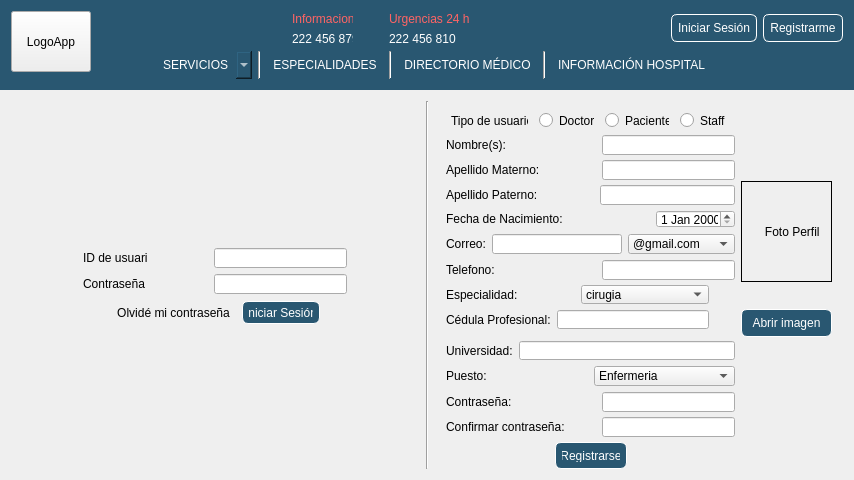
First picture: the form in mainwindow.ui, repository Laloses/Hospital, before the edit.
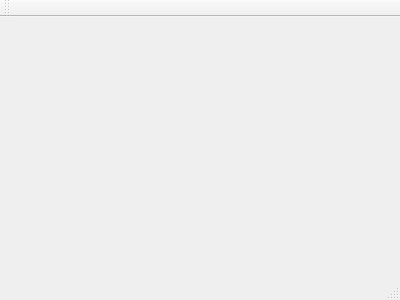
Second picture: the form after the edit.

Commit message:
Revert "Merge pull request #1 from Laloses/Login-Registro"
This reverts commit 25f5d3c688f4f901f7fa0f3617b9744fe9f8218e, reversing
changes made to 943c69399deefedc7adaba61133cd59f7b62ee79.

The edit to the form file:
```diff
--- a/mainwindow.ui
+++ b/mainwindow.ui
@@ -1,1295 +1,25 @@
 <?xml version="1.0" encoding="UTF-8"?>
 <ui version="4.0">
  <class>MainWindow</class>
- <widget class="QMainWindow" name="MainWindow">
-  <property name="geometry">
+ <widget class="QMainWindow" name="MainWindow" >
+  <property name="geometry" >
    <rect>
     <x>0</x>
     <y>0</y>
-    <width>854</width>
-    <height>480</height>
+    <width>400</width>
+    <height>300</height>
    </rect>
   </property>
-  <property name="minimumSize">
-   <size>
-    <width>256</width>
-    <height>144</height>
-   </size>
-  </property>
-  <property name="windowTitle">
+  <property name="windowTitle" >
    <string>MainWindow</string>
   </property>
-  <property name="styleSheet">
-   <string notr="true">#widget_menuP{
-	background-color: rgb(41, 87, 113);
-}
-</string>
-  </property>
-  <widget class="QWidget" name="centralWidget">
-   <layout class="QGridLayout" name="gridLayout">
-    <property name="leftMargin">
-     <number>0</number>
-    </property>
-    <property name="topMargin">
-     <number>0</number>
-    </property>
-    <property name="rightMargin">
-     <number>0</number>
-    </property>
-    <property name="bottomMargin">
-     <number>0</number>
-    </property>
-    <property name="spacing">
-     <number>0</number>
-    </property>
-    <item row="0" column="0">
-     <widget class="QWidget" name="widget_menuP" native="true">
-      <property name="enabled">
-       <bool>true</bool>
-      </property>
-      <property name="minimumSize">
-       <size>
-        <width>854</width>
-        <height>90</height>
-       </size>
-      </property>
-      <property name="maximumSize">
-       <size>
-        <width>16777215</width>
-        <height>90</height>
-       </size>
-      </property>
-      <property name="styleSheet">
-       <string notr="true">#label_informacion, #label_urgencias{
-	color: rgb(255, 100, 100);
-}
-#label_telefono1, #label_telefono2{
-	color: rgb(255, 255, 255);
-}
-#pushButton_login, #pushButton_registro{
-	background-color: rgb(41, 87, 113);
-	border-radius:6px;
-	border:1px solid #fff;
-	color:#fff;
-	padding:6px;
-	text-decoration:none;
-}
-#pushButton_login:hover, #pushButton_registro:hover{
-	background: rgb(111, 157, 183);
-	color: rgb(0, 0, 0);
-}
-#pushButton_login:focus, #pushButton_registro:focus{
-	background: rgb(51, 97, 123);
-	color: rgb(255, 255, 255);
-}
-QComboBox, #pushButton_especialidades, #pushButton__dirMedico, #pushButton_infoHospital{
-	background-color: rgb(41, 87, 113);
-	border-radius:6px;
-	color:#fff;
-	padding:6px;
-	text-decoration:none;
-}
-QComboBox:hover, #pushButton_especialidades:hover, #pushButton__dirMedico:hover, #pushButton_infoHospital:hover{
-	color: rgb(111, 157, 183);
-}</string>
-      </property>
-      <layout class="QGridLayout" name="gridLayout_2">
-       <item row="0" column="0" colspan="9">
-        <layout class="QHBoxLayout" name="horizontalLayout">
-         <item>
-          <widget class="QPushButton" name="pushButton_logo">
-           <property name="minimumSize">
-            <size>
-             <width>61</width>
-             <height>61</height>
-            </size>
-           </property>
-           <property name="text">
-            <string>LogoApp</string>
-           </property>
-          </widget>
-         </item>
-         <item>
-          <spacer name="horizontalSpacer">
-           <property name="orientation">
-            <enum>Qt::Horizontal</enum>
-           </property>
-           <property name="sizeHint" stdset="0">
-            <size>
-             <width>40</width>
-             <height>20</height>
-            </size>
-           </property>
-          </spacer>
-         </item>
-         <item>
-          <layout class="QVBoxLayout" name="verticalLayout">
-           <item>
-            <widget class="QLabel" name="label_informacion">
-             <property name="minimumSize">
-              <size>
-               <width>61</width>
-               <height>16</height>
-              </size>
-             </property>
-             <property name="maximumSize">
-              <size>
-               <width>61</width>
-               <height>16</height>
-              </size>
-             </property>
-             <property name="text">
-              <string>Informacion</string>
-             </property>
-            </widget>
-           </item>
-           <item>
-            <widget class="QLabel" name="label_telefono1">
-             <property name="minimumSize">
-              <size>
-               <width>61</width>
-               <height>16</height>
-              </size>
-             </property>
-             <property name="maximumSize">
-              <size>
-               <width>61</width>
-               <height>16</height>
-              </size>
-             </property>
-             <property name="text">
-              <string>222 456 879</string>
-             </property>
-            </widget>
-           </item>
-           <item>
-            <spacer name="verticalSpacer">
-             <property name="orientation">
-              <enum>Qt::Vertical</enum>
-             </property>
-             <property name="sizeHint" stdset="0">
-              <size>
-               <width>20</width>
-               <height>18</height>
-              </size>
-             </property>
-            </spacer>
-           </item>
-          </layout>
-         </item>
-         <item>
-          <spacer name="horizontalSpacer_5">
-           <property name="orientation">
-            <enum>Qt::Horizontal</enum>
-           </property>
-           <property name="sizeType">
-            <enum>QSizePolicy::Fixed</enum>
-           </property>
-           <property name="sizeHint" stdset="0">
-            <size>
-             <width>30</width>
-             <height>20</height>
-            </size>
-           </property>
-          </spacer>
-         </item>
-         <item>
-          <layout class="QVBoxLayout" name="verticalLayout_2">
-           <item>
-            <widget class="QLabel" name="label_urgencias">
-             <property name="minimumSize">
-              <size>
-               <width>81</width>
-               <height>16</height>
-              </size>
-             </property>
-             <property name="maximumSize">
-              <size>
-               <width>81</width>
-               <height>16</height>
-              </size>
-             </property>
-             <property name="text">
-              <string>Urgencias 24 hrs</string>
-             </property>
-            </widget>
-           </item>
-           <item>
-            <widget class="QLabel" name="label_telefono2">
-             <property name="minimumSize">
-              <size>
-               <width>61</width>
-               <height>16</height>
-              </size>
-             </property>
-             <property name="maximumSize">
-              <size>
-               <width>81</width>
-               <height>16</height>
-              </size>
-             </property>
-             <property name="text">
-              <string>222 456 810</string>
-             </property>
-            </widget>
-           </item>
-           <item>
-            <spacer name="verticalSpacer_2">
-             <property name="orientation">
-              <enum>Qt::Vertical</enum>
-             </property>
-             <property name="sizeHint" stdset="0">
-              <size>
-               <width>20</width>
-               <height>18</height>
-              </size>
-             </property>
-            </spacer>
-           </item>
-          </layout>
-         </item>
-         <item>
-          <spacer name="horizontalSpacer_2">
-           <property name="orientation">
-            <enum>Qt::Horizontal</enum>
-           </property>
-           <property name="sizeHint" stdset="0">
-            <size>
-             <width>40</width>
-             <height>20</height>
-            </size>
-           </property>
-          </spacer>
-         </item>
-         <item>
-          <widget class="QPushButton" name="pushButton_login">
-           <property name="text">
-            <string>Iniciar Sesión</string>
-           </property>
-          </widget>
-         </item>
-         <item>
-          <widget class="QPushButton" name="pushButton_registro">
-           <property name="text">
-            <string>Registrarme</string>
-           </property>
-          </widget>
-         </item>
-        </layout>
-       </item>
-       <item row="1" column="8">
-        <spacer name="horizontalSpacer_3">
-         <property name="orientation">
-          <enum>Qt::Horizontal</enum>
-         </property>
-         <property name="sizeHint" stdset="0">
-          <size>
-           <width>598</width>
-           <height>20</height>
-          </size>
-         </property>
-        </spacer>
-       </item>
-       <item row="1" column="7">
-        <widget class="QPushButton" name="pushButton_infoHospital">
-         <property name="text">
-          <string>INFORMACIÓN HOSPITAL</string>
-         </property>
-        </widget>
-       </item>
-       <item row="1" column="4">
-        <widget class="Line" name="line_2">
-         <property name="orientation">
-          <enum>Qt::Vertical</enum>
-         </property>
-        </widget>
-       </item>
-       <item row="1" column="0">
-        <spacer name="horizontalSpacer_4">
-         <property name="orientation">
-          <enum>Qt::Horizontal</enum>
-         </property>
-         <property name="sizeType">
-          <enum>QSizePolicy::Fixed</enum>
-         </property>
-         <property name="sizeHint" stdset="0">
-          <size>
-           <width>140</width>
-           <height>20</height>
-          </size>
-         </property>
-        </spacer>
-       </item>
-       <item row="1" column="5">
-        <widget class="QPushButton" name="pushButton__dirMedico">
-         <property name="text">
-          <string>DIRECTORIO MÉDICO</string>
-         </property>
-        </widget>
-       </item>
-       <item row="1" column="2">
-        <widget class="Line" name="line">
-         <property name="orientation">
-          <enum>Qt::Vertical</enum>
-         </property>
-        </widget>
-       </item>
-       <item row="1" column="1">
-        <widget class="QComboBox" name="comboBox_servicios">
-         <property name="focusPolicy">
-          <enum>Qt::WheelFocus</enum>
-         </property>
-         <property name="autoFillBackground">
-          <bool>false</bool>
-         </property>
-         <property name="styleSheet">
-          <string notr="true">QListView::item:selected {
-      border: 1px solid #6a6ea9;
-  }</string>
-         </property>
-         <item>
-          <property name="text">
-           <string>SERVICIOS</string>
-          </property>
-         </item>
-         <item>
-          <property name="text">
-           <string>New Item</string>
-          </property>
-         </item>
-         <item>
-          <property name="text">
-           <string>New Item</string>
-          </property>
-         </item>
-        </widget>
-       </item>
-       <item row="1" column="3">
-        <widget class="QPushButton" name="pushButton_especialidades">
-         <property name="text">
-          <string>ESPECIALIDADES</string>
-         </property>
-        </widget>
-       </item>
-       <item row="1" column="6">
-        <widget class="Line" name="line_3">
-         <property name="orientation">
-          <enum>Qt::Vertical</enum>
-         </property>
-        </widget>
-       </item>
-      </layout>
-     </widget>
-    </item>
-    <item row="1" column="0">
-     <widget class="QStackedWidget" name="stackedWidget_principal">
-      <property name="styleSheet">
-       <string notr="true"/>
-      </property>
-      <property name="currentIndex">
-       <number>1</number>
-      </property>
-      <widget class="QWidget" name="page_home">
-       <property name="styleSheet">
-        <string notr="true">#tabWidget_menuP{
-	background-color: rgb(137, 230, 255);
-}</string>
-       </property>
-       <layout class="QGridLayout" name="gridLayout_3">
-        <property name="leftMargin">
-         <number>0</number>
-        </property>
-        <property name="topMargin">
-         <number>0</number>
-        </property>
-        <property name="rightMargin">
-         <number>0</number>
-        </property>
-        <property name="bottomMargin">
-         <number>0</number>
-        </property>
-        <property name="spacing">
-         <number>0</number>
-        </property>
-       </layout>
-      </widget>
-      <widget class="QWidget" name="page_login">
-       <property name="styleSheet">
-        <string notr="true"/>
-       </property>
-       <layout class="QGridLayout" name="gridLayout_6">
-        <item row="0" column="0">
-         <widget class="QWidget" name="widget_zonaLogin" native="true">
-          <property name="minimumSize">
-           <size>
-            <width>401</width>
-            <height>371</height>
-           </size>
-          </property>
-          <property name="styleSheet">
-           <string notr="true">#pushButton_iniciarSesion{
-	background-color: rgb(41, 87, 113);
-	border-radius:6px;
-	border:1px solid #fff;
-	color:#fff;
-	padding:6px;
-	text-decoration:none;
-}
-#pushButton_iniciarSesion:hover{
-	background: rgb(111, 157, 183);
-	color: rgb(0, 0, 0);
-}
-#pushButton_iniciarSesion:focus{
-	background: rgb(51, 97, 123);
-	color: rgb(255, 255, 255);
-}
-#pushButton_forgotPass{
-	border-radius:6px;
-	padding:6px;
-	text-decoration:none;
-}
-#pushButton_forgotPass:hover{
-	color: rgb(111, 157, 183);
-}</string>
-          </property>
-          <layout class="QGridLayout" name="gridLayout_4">
-           <item row="0" column="0">
-            <spacer name="verticalSpacer_3">
-             <property name="orientation">
-              <enum>Qt::Vertical</enum>
-             </property>
-             <property name="sizeHint" stdset="0">
-              <size>
-               <width>20</width>
-               <height>127</height>
-              </size>
-             </property>
-            </spacer>
-           </item>
-           <item row="1" column="0">
-            <layout class="QHBoxLayout" name="horizontalLayout_2">
-             <item>
-              <widget class="QLabel" name="label_idUsuario">
-               <property name="maximumSize">
-                <size>
-                 <width>64</width>
-                 <height>20</height>
-                </size>
-               </property>
-               <property name="text">
-                <string>ID de usuario</string>
-               </property>
-              </widget>
-             </item>
-             <item>
-              <widget class="QLineEdit" name="lineEdit_idUsuario">
-               <property name="maximumSize">
-                <size>
-                 <width>133</width>
-                 <height>20</height>
-                </size>
-               </property>
-              </widget>
-             </item>
-            </layout>
-           </item>
-           <item row="2" column="0">
-            <layout class="QHBoxLayout" name="horizontalLayout_3">
-             <item>
-              <widget class="QLabel" name="label_password">
-               <property name="maximumSize">
-                <size>
-                 <width>64</width>
-                 <height>20</height>
-                </size>
-               </property>
-               <property name="text">
-                <string>Contraseña</string>
-               </property>
-              </widget>
-             </item>
-             <item>
-              <widget class="QLineEdit" name="lineEdit_passwordLogin">
-               <property name="maximumSize">
-                <size>
-                 <width>133</width>
-                 <height>20</height>
-                </size>
-               </property>
-              </widget>
-             </item>
-            </layout>
-           </item>
-           <item row="3" column="0">
-            <layout class="QHBoxLayout" name="horizontalLayout_4">
-             <item>
-              <spacer name="horizontalSpacer_6">
-               <property name="orientation">
-                <enum>Qt::Horizontal</enum>
-               </property>
-               <property name="sizeHint" stdset="0">
-                <size>
-                 <width>40</width>
-                 <height>20</height>
-                </size>
-               </property>
-              </spacer>
-             </item>
-             <item>
-              <widget class="QPushButton" name="pushButton_forgotPass">
-               <property name="text">
-                <string>Olvidé mi contraseña</string>
-               </property>
-              </widget>
-             </item>
-             <item>
-              <widget class="QPushButton" name="pushButton_iniciarSesion">
-               <property name="minimumSize">
-                <size>
-                 <width>78</width>
-                 <height>23</height>
-                </size>
-               </property>
-               <property name="maximumSize">
-                <size>
-                 <width>78</width>
-                 <height>23</height>
-                </size>
-               </property>
-               <property name="text">
-                <string>Iniciar Sesión</string>
-               </property>
-              </widget>
-             </item>
-             <item>
-              <spacer name="horizontalSpacer_7">
-               <property name="orientation">
-                <enum>Qt::Horizontal</enum>
-               </property>
-               <property name="sizeHint" stdset="0">
-                <size>
-                 <width>40</width>
-                 <height>20</height>
-                </size>
-               </property>
-              </spacer>
-             </item>
-            </layout>
-           </item>
-           <item row="4" column="0">
-            <spacer name="verticalSpacer_4">
-             <property name="orientation">
-              <enum>Qt::Vertical</enum>
-             </property>
-             <property name="sizeHint" stdset="0">
-              <size>
-               <width>20</width>
-               <height>127</height>
-              </size>
-             </property>
-            </spacer>
-           </item>
-          </layout>
-         </widget>
-        </item>
-        <item row="0" column="1">
-         <widget class="Line" name="line_4">
-          <property name="orientation">
-           <enum>Qt::Vertical</enum>
-          </property>
-         </widget>
-        </item>
-        <item row="0" column="2">
-         <widget class="QStackedWidget" name="stackedWidget_registros">
-          <property name="minimumSize">
-           <size>
-            <width>401</width>
-            <height>371</height>
-           </size>
-          </property>
-          <property name="styleSheet">
-           <string notr="true">#label_imgPerfil{
-	border:1px solid rgb(0, 0, 0);
-}
-QPushButton{
-	background-color: rgb(41, 87, 113);
-	border-radius:6px;
-	border:1px solid #fff;
-	color:#fff;
-	padding:6px;
-	text-decoration:none;
-}
-QPushButton:hover{
-	background: rgb(111, 157, 183);
-	color: rgb(0, 0, 0);
-}
-QPushButton:focus{
-	background: rgb(51, 97, 123);
-	color: rgb(255, 255, 255);
-}</string>
-          </property>
-          <property name="currentIndex">
-           <number>1</number>
-          </property>
-          <widget class="QWidget" name="page_oculto">
-           <layout class="QGridLayout" name="gridLayout_5">
-            <item row="0" column="1">
-             <spacer name="verticalSpacer_5">
-              <property name="orientation">
-               <enum>Qt::Vertical</enum>
-              </property>
-              <property name="sizeHint" stdset="0">
-               <size>
-                <width>20</width>
-                <height>154</height>
-               </size>
-              </property>
-             </spacer>
-            </item>
-            <item row="1" column="0">
-             <spacer name="horizontalSpacer_8">
-              <property name="orientation">
-               <enum>Qt::Horizontal</enum>
-              </property>
-              <property name="sizeHint" stdset="0">
-               <size>
-                <width>145</width>
-                <height>20</height>
-               </size>
-              </property>
-             </spacer>
-            </item>
-            <item row="1" column="1">
-             <widget class="QPushButton" name="pushButton_verRegistros">
-              <property name="minimumSize">
-               <size>
-                <width>75</width>
-                <height>27</height>
-               </size>
-              </property>
-              <property name="maximumSize">
-               <size>
-                <width>75</width>
-                <height>27</height>
-               </size>
-              </property>
-              <property name="text">
-               <string>Registrarme</string>
-              </property>
-             </widget>
-            </item>
-            <item row="1" column="2">
-             <spacer name="horizontalSpacer_9">
-              <property name="orientation">
-               <enum>Qt::Horizontal</enum>
-              </property>
-              <property name="sizeHint" stdset="0">
-               <size>
-                <width>145</width>
-                <height>20</height>
-               </size>
-              </property>
-             </spacer>
-            </item>
-            <item row="2" column="1">
-             <spacer name="verticalSpacer_6">
-              <property name="orientation">
-               <enum>Qt::Vertical</enum>
-              </property>
-              <property name="sizeHint" stdset="0">
-               <size>
-                <width>20</width>
-                <height>154</height>
-               </size>
-              </property>
-             </spacer>
-            </item>
-           </layout>
-          </widget>
-          <widget class="QWidget" name="page_registro">
-           <layout class="QGridLayout" name="gridLayout_7">
-            <item row="3" column="2" rowspan="9">
-             <layout class="QVBoxLayout" name="verticalLayout_3">
-              <item>
-               <widget class="QLabel" name="label_imgPerfil">
-                <property name="minimumSize">
-                 <size>
-                  <width>91</width>
-                  <height>101</height>
-                 </size>
-                </property>
-                <property name="maximumSize">
-                 <size>
-                  <width>91</width>
-                  <height>101</height>
-                 </size>
-                </property>
-                <property name="text">
-                 <string>      Foto Perfil</string>
-                </property>
-               </widget>
-              </item>
-              <item>
-               <widget class="QPushButton" name="pushButton_imgPerfil">
-                <property name="text">
-                 <string>Abrir imagen</string>
-                </property>
-               </widget>
-              </item>
-             </layout>
-            </item>
-            <item row="8" column="0">
-             <layout class="QHBoxLayout" name="horizontalLayout_15">
-              <item>
-               <widget class="QLabel" name="label_especiDoc">
-                <property name="minimumSize">
-                 <size>
-                  <width>58</width>
-                  <height>20</height>
-                 </size>
-                </property>
-                <property name="text">
-                 <string>Especialidad:</string>
-                </property>
-               </widget>
-              </item>
-              <item>
-               <widget class="QComboBox" name="comboBox_especiDoc">
-                <item>
-                 <property name="text">
-                  <string>cirugia</string>
-                 </property>
-                </item>
-               </widget>
-              </item>
-             </layout>
-            </item>
-            <item row="11" column="0" colspan="2">
-             <layout class="QHBoxLayout" name="horizontalLayout_17">
-              <item>
-               <widget class="QLabel" name="label_universidad">
-                <property name="minimumSize">
-                 <size>
-                  <width>60</width>
-                  <height>20</height>
-                 </size>
-                </property>
-                <property name="text">
-                 <string>Universidad:</string>
-                </property>
-               </widget>
-              </item>
-              <item>
-               <widget class="QLineEdit" name="lineEdit_universidad"/>
-              </item>
-             </layout>
-            </item>
-            <item row="3" column="0" colspan="2">
-             <layout class="QHBoxLayout" name="horizontalLayout_7">
-              <item>
-               <widget class="QLabel" name="label_apeMaterno">
-                <property name="text">
-                 <string>Apellido Materno:</string>
-                </property>
-               </widget>
-              </item>
-              <item>
-               <widget class="QLineEdit" name="lineEdit_apeMaterno">
-                <property name="minimumSize">
-                 <size>
-                  <width>113</width>
-                  <height>20</height>
-                 </size>
-                </property>
-                <property name="maximumSize">
-                 <size>
-                  <width>133</width>
-                  <height>20</height>
-                 </size>
-                </property>
-               </widget>
-              </item>
-             </layout>
-            </item>
-            <item row="13" column="0" colspan="2">
-             <layout class="QHBoxLayout" name="horizontalLayout_12">
-              <item>
-               <widget class="QLabel" name="label_passwordRegistro1">
-                <property name="minimumSize">
-                 <size>
-                  <width>56</width>
-                  <height>20</height>
-                 </size>
-                </property>
-                <property name="text">
-                 <string>Contraseña:</string>
-                </property>
-               </widget>
-              </item>
-              <item>
-               <widget class="QLineEdit" name="lineEdit_password1">
-                <property name="minimumSize">
-                 <size>
-                  <width>133</width>
-                  <height>20</height>
-                 </size>
-                </property>
-                <property name="maximumSize">
-                 <size>
-                  <width>133</width>
-                  <height>20</height>
-                 </size>
-                </property>
-               </widget>
-              </item>
-             </layout>
-            </item>
-            <item row="14" column="0" colspan="2">
-             <layout class="QHBoxLayout" name="horizontalLayout_13">
-              <item>
-               <widget class="QLabel" name="label_passwordRegistro2">
-                <property name="minimumSize">
-                 <size>
-                  <width>104</width>
-                  <height>20</height>
-                 </size>
-                </property>
-                <property name="text">
-                 <string>Confirmar contraseña:</string>
-                </property>
-               </widget>
-              </item>
-              <item>
-               <widget class="QLineEdit" name="lineEdit_passwordRegistro2">
-                <property name="minimumSize">
-                 <size>
-                  <width>133</width>
-                  <height>20</height>
-                 </size>
-                </property>
-                <property name="maximumSize">
-                 <size>
-                  <width>133</width>
-                  <height>20</height>
-                 </size>
-                </property>
-               </widget>
-              </item>
-             </layout>
-            </item>
-            <item row="15" column="0" colspan="2">
-             <layout class="QHBoxLayout" name="horizontalLayout_14">
-              <item>
-               <spacer name="horizontalSpacer_10">
-                <property name="orientation">
-                 <enum>Qt::Horizontal</enum>
-                </property>
-                <property name="sizeHint" stdset="0">
-                 <size>
-                  <width>40</width>
-                  <height>20</height>
-                 </size>
-                </property>
-               </spacer>
-              </item>
-              <item>
-               <widget class="QPushButton" name="pushButton_registrarse">
-                <property name="minimumSize">
-                 <size>
-                  <width>72</width>
-                  <height>27</height>
-                 </size>
-                </property>
-                <property name="maximumSize">
-                 <size>
-                  <width>72</width>
-                  <height>27</height>
-                 </size>
-                </property>
-                <property name="text">
-                 <string>Registrarse</string>
-                </property>
-               </widget>
-              </item>
-              <item>
-               <spacer name="horizontalSpacer_11">
-                <property name="orientation">
-                 <enum>Qt::Horizontal</enum>
-                </property>
-                <property name="sizeHint" stdset="0">
-                 <size>
-                  <width>40</width>
-                  <height>20</height>
-                 </size>
-                </property>
-               </spacer>
-              </item>
-             </layout>
-            </item>
-            <item row="0" column="1">
-             <spacer name="verticalSpacer_8">
-              <property name="orientation">
-               <enum>Qt::Vertical</enum>
-              </property>
-              <property name="sizeHint" stdset="0">
-               <size>
-                <width>20</width>
-                <height>13</height>
-               </size>
-              </property>
-             </spacer>
-            </item>
-            <item row="1" column="0" colspan="2">
-             <layout class="QHBoxLayout" name="horizontalLayout_5">
-              <item>
-               <widget class="QLabel" name="label_tipoUsuario">
-                <property name="minimumSize">
-                 <size>
-                  <width>77</width>
-                  <height>17</height>
-                 </size>
-                </property>
-                <property name="maximumSize">
-                 <size>
-                  <width>77</width>
-                  <height>17</height>
-                 </size>
-                </property>
-                <property name="text">
-                 <string>Tipo de usuario:</string>
-                </property>
-               </widget>
-              </item>
-              <item>
-               <widget class="QRadioButton" name="radioButton_doc">
-                <property name="minimumSize">
-                 <size>
-                  <width>55</width>
-                  <height>17</height>
-                 </size>
-                </property>
-                <property name="maximumSize">
-                 <size>
-                  <width>55</width>
-                  <height>17</height>
-                 </size>
-                </property>
-                <property name="text">
-                 <string>Doctor</string>
-                </property>
-               </widget>
-              </item>
-              <item>
-               <widget class="QRadioButton" name="radioButton_paciente">
-                <property name="minimumSize">
-                 <size>
-                  <width>64</width>
-                  <height>17</height>
-                 </size>
-                </property>
-                <property name="maximumSize">
-                 <size>
-                  <width>64</width>
-                  <height>17</height>
-                 </size>
-                </property>
-                <property name="text">
-                 <string>Paciente</string>
-                </property>
-               </widget>
-              </item>
-              <item>
-               <widget class="QRadioButton" name="radioButton_staff">
-                <property name="minimumSize">
-                 <size>
-                  <width>47</width>
-                  <height>17</height>
-                 </size>
-                </property>
-                <property name="maximumSize">
-                 <size>
-                  <width>47</width>
-                  <height>17</height>
-                 </size>
-                </property>
-                <property name="text">
-                 <string>Staff</string>
-                </property>
-               </widget>
-              </item>
-             </layout>
-            </item>
-            <item row="2" column="0" colspan="2">
-             <layout class="QHBoxLayout" name="horizontalLayout_6">
-              <item>
-               <widget class="QLabel" name="label_nombres">
-                <property name="minimumSize">
-                 <size>
-                  <width>50</width>
-                  <height>20</height>
-                 </size>
-                </property>
-                <property name="text">
-                 <string>Nombre(s):</string>
-                </property>
-               </widget>
-              </item>
-              <item>
-               <widget class="QLineEdit" name="lineEdit_nombre">
-                <property name="minimumSize">
-                 <size>
-                  <width>133</width>
-                  <height>20</height>
-                 </size>
-                </property>
-                <property name="maximumSize">
-                 <size>
-                  <width>133</width>
-                  <height>20</height>
-                 </size>
-                </property>
-               </widget>
-              </item>
-             </layout>
-            </item>
-            <item row="12" column="0" colspan="2">
-             <layout class="QHBoxLayout" name="horizontalLayout_18">
-              <item>
-               <widget class="QLabel" name="label_puesto">
-                <property name="minimumSize">
-                 <size>
-                  <width>37</width>
-                  <height>20</height>
-                 </size>
-                </property>
-                <property name="text">
-                 <string>Puesto:</string>
-                </property>
-               </widget>
-              </item>
-              <item>
-               <widget class="QComboBox" name="comboBox_puesto">
-                <item>
-                 <property name="text">
-                  <string>Enfermeria</string>
-                 </property>
-                </item>
-               </widget>
-              </item>
-             </layout>
-            </item>
-            <item row="6" column="0" colspan="2">
-             <layout class="QHBoxLayout" name="horizontalLayout_10">
-              <item>
-               <widget class="QLabel" name="label_email">
-                <property name="minimumSize">
-                 <size>
-                  <width>33</width>
-                  <height>20</height>
-                 </size>
-                </property>
-                <property name="text">
-                 <string>Correo:</string>
-                </property>
-               </widget>
-              </item>
-              <item>
-               <widget class="QLineEdit" name="lineEdit_email">
-                <property name="minimumSize">
-                 <size>
-                  <width>113</width>
-                  <height>20</height>
-                 </size>
-                </property>
-                <property name="maximumSize">
-                 <size>
-                  <width>133</width>
-                  <height>20</height>
-                 </size>
-                </property>
-               </widget>
-              </item>
-              <item>
-               <widget class="QComboBox" name="comboBox_email">
-                <property name="minimumSize">
-                 <size>
-                  <width>107</width>
-                  <height>20</height>
-                 </size>
-                </property>
-                <property name="maximumSize">
-                 <size>
-                  <width>107</width>
-                  <height>20</height>
-                 </size>
-                </property>
-                <item>
-                 <property name="text">
-                  <string>@gmail.com</string>
-                 </property>
-                </item>
-                <item>
-                 <property name="text">
-                  <string>@hotmail.com</string>
-                 </property>
-                </item>
-                <item>
-                 <property name="text">
-                  <string>@live.com</string>
-                 </property>
-                </item>
-                <item>
-                 <property name="text">
-                  <string>@outlook.com</string>
-                 </property>
-                </item>
-                <item>
-                 <property name="text">
-                  <string>@yahoo.com.mx</string>
-                 </property>
-                </item>
-               </widget>
-              </item>
-             </layout>
-            </item>
-            <item row="4" column="0" colspan="2">
-             <layout class="QHBoxLayout" name="horizontalLayout_8">
-              <item>
-               <widget class="QLabel" name="label_apePaterno">
-                <property name="text">
-                 <string>Apellido Paterno:</string>
-                </property>
-               </widget>
-              </item>
-              <item>
-               <widget class="QLineEdit" name="lineEdit_apePaterno">
-                <property name="minimumSize">
-                 <size>
-                  <width>113</width>
-                  <height>20</height>
-                 </size>
-                </property>
-                <property name="maximumSize">
-                 <size>
-                  <width>135</width>
-                  <height>20</height>
-                 </size>
-                </property>
-               </widget>
-              </item>
-             </layout>
-            </item>
-            <item row="7" column="0" colspan="2">
-             <layout class="QHBoxLayout" name="horizontalLayout_11">
-              <item>
-               <widget class="QLabel" name="label_telefono">
-                <property name="minimumSize">
-                 <size>
-                  <width>42</width>
-                  <height>20</height>
-                 </size>
-                </property>
-                <property name="text">
-                 <string>Telefono:</string>
-                </property>
-               </widget>
-              </item>
-              <item>
-               <widget class="QLineEdit" name="lineEdit_telefono">
-                <property name="minimumSize">
-                 <size>
-                  <width>133</width>
-                  <height>20</height>
-                 </size>
-                </property>
-                <property name="maximumSize">
-                 <size>
-                  <width>133</width>
-                  <height>20</height>
-                 </size>
-                </property>
-               </widget>
-              </item>
-             </layout>
-            </item>
-            <item row="16" column="1">
-             <spacer name="verticalSpacer_7">
-              <property name="orientation">
-               <enum>Qt::Vertical</enum>
-              </property>
-              <property name="sizeHint" stdset="0">
-               <size>
-                <width>20</width>
-                <height>17</height>
-               </size>
-              </property>
-             </spacer>
-            </item>
-            <item row="5" column="0" colspan="2">
-             <layout class="QHBoxLayout" name="horizontalLayout_9">
-              <item>
-               <widget class="QLabel" name="label_fNacimiento">
-                <property name="minimumSize">
-                 <size>
-                  <width>99</width>
-                  <height>18</height>
-                 </size>
-                </property>
-                <property name="text">
-                 <string>Fecha de Nacimiento:</string>
-                </property>
-               </widget>
-              </item>
-              <item>
-               <widget class="QDateEdit" name="dateEdit_fNacimiento">
-                <property name="minimumSize">
-                 <size>
-                  <width>79</width>
-                  <height>18</height>
-                 </size>
-                </property>
-                <property name="maximumSize">
-                 <size>
-                  <width>79</width>
-                  <height>18</height>
-                 </size>
-                </property>
-               </widget>
-              </item>
-             </layout>
-            </item>
-            <item row="9" column="0">
-             <layout class="QHBoxLayout" name="horizontalLayout_16">
-              <item>
-               <widget class="QLabel" name="label_cedula">
-                <property name="minimumSize">
-                 <size>
-                  <width>93</width>
-                  <height>20</height>
-                 </size>
-                </property>
-                <property name="text">
-                 <string>Cédula Profesional:</string>
-                </property>
-               </widget>
-              </item>
-              <item>
-               <widget class="QLineEdit" name="lineEdit_cedula"/>
-              </item>
-             </layout>
-            </item>
-           </layout>
-          </widget>
-         </widget>
-        </item>
-       </layout>
-      </widget>
-     </widget>
-    </item>
-   </layout>
-  </widget>
+  <widget class="QMenuBar" name="menuBar" />
+  <widget class="QToolBar" name="mainToolBar" />
+  <widget class="QWidget" name="centralWidget" />
+  <widget class="QStatusBar" name="statusBar" />
  </widget>
- <layoutdefault spacing="6" margin="11"/>
+ <layoutDefault spacing="6" margin="11" />
+ <pixmapfunction></pixmapfunction>
  <resources/>
  <connections/>
 </ui>
```
Left out of the diff: 1 changed line with no effect on the pictures. The commit also changes 6 other files.
